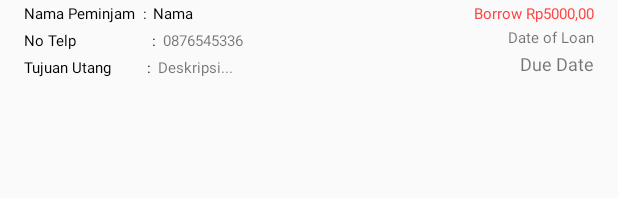
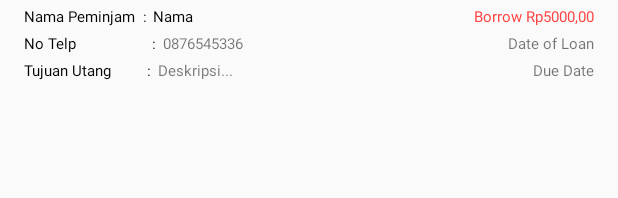
Before and after one commit to FahrihFatahilah/PengingatUtang, an Android app: the layout list_view_peminjaman_layout.xml on its own in the app's theme, with its tools: preview values and no code run, on a phone screen of 412 x 824 dp. Shown: the top 198 px of the screen. Run offline under Robolectric (Android 15) with nearby library versions, the phone set to English and light mode, and no system bars.

Commit message:
Update list_view_peminjaman_layout.xml

```diff
--- a/app/src/main/res/layout/list_view_peminjaman_layout.xml
+++ b/app/src/main/res/layout/list_view_peminjaman_layout.xml
@@ -10,7 +10,7 @@
         android:layout_width="wrap_content"
         android:layout_height="wrap_content"
         android:layout_marginStart="4dp"
-        android:layout_marginTop="2dp"
+        android:layout_marginTop="4dp"
         android:text="@string/nama"
         android:textColor="@android:color/black"
         android:textSize="10dp"
@@ -44,10 +44,10 @@
         android:id="@+id/text_view_hutang"
         android:layout_width="wrap_content"
         android:layout_height="wrap_content"
-        android:layout_marginTop="2dp"
+        android:layout_marginTop="4dp"
         android:text="@string/borrow_rp5000_00"
         android:textColor="@android:color/holo_red_light"
-        android:textSize="10sp"
+        android:textSize="10dp"
         app:layout_constraintEnd_toEndOf="@+id/text_view_tanggal_pinjam"
         app:layout_constraintTop_toTopOf="parent" />
 
@@ -55,9 +55,9 @@
         android:id="@+id/text_view_tanggal_pinjam"
         android:layout_width="wrap_content"
         android:layout_height="wrap_content"
-        android:layout_marginTop="2dp"
+        android:layout_marginTop="4dp"
         android:text="@string/since"
-        android:textSize="10sp"
+        android:textSize="10dp"
         app:layout_constraintEnd_toEndOf="@+id/text_view_batas_tanggal"
         app:layout_constraintTop_toBottomOf="@+id/text_view_hutang" />
 
@@ -65,10 +65,10 @@
         android:id="@+id/text_view_batas_tanggal"
         android:layout_width="wrap_content"
         android:layout_height="wrap_content"
-        android:layout_marginTop="2dp"
+        android:layout_marginTop="4dp"
         android:layout_marginEnd="16dp"
         android:text="@string/due_date"
-        android:textSize="12sp"
+        android:textSize="10dp"
         app:layout_constraintEnd_toEndOf="parent"
         app:layout_constraintTop_toBottomOf="@+id/text_view_tanggal_pinjam" />
 
```
